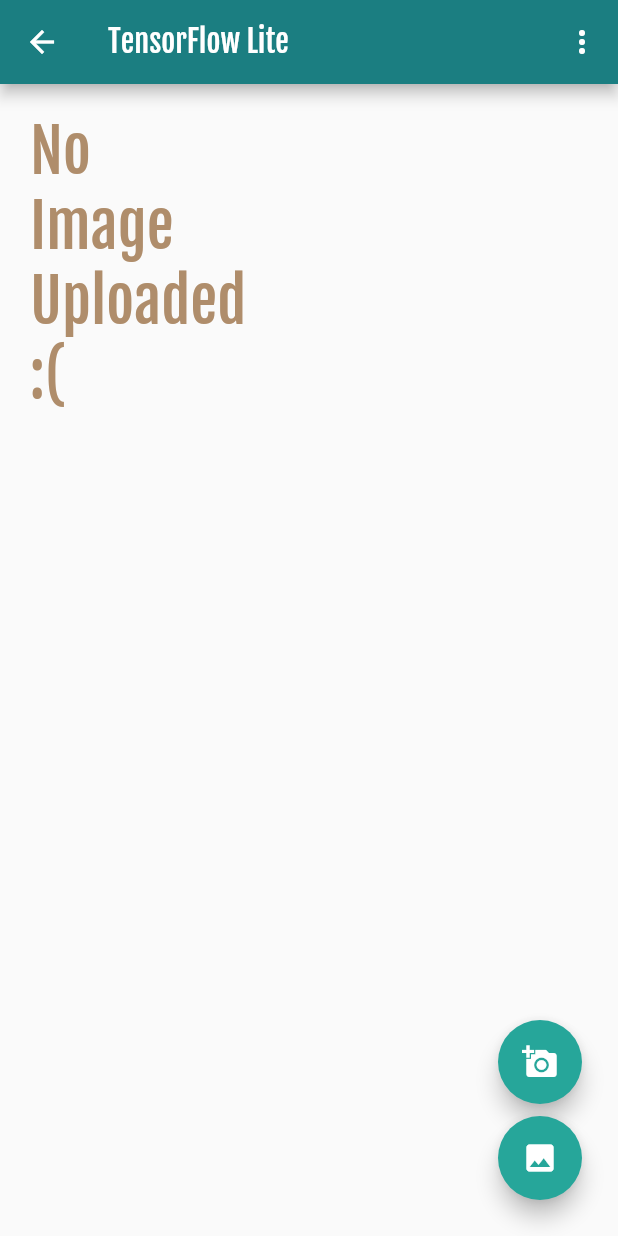
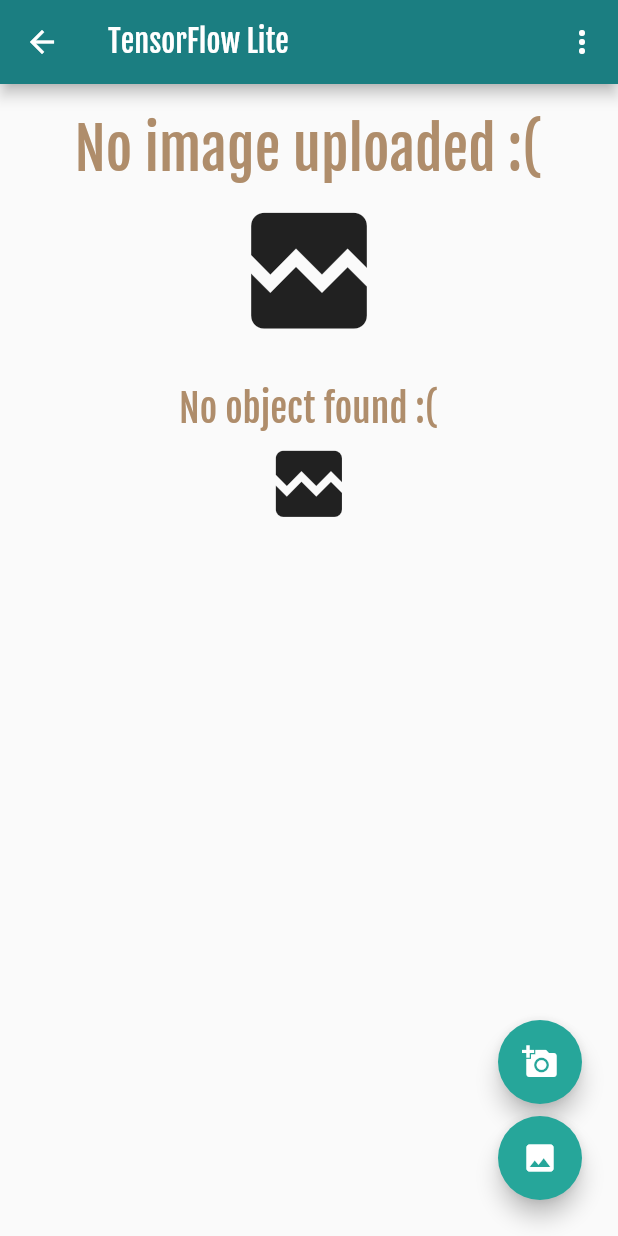
Before and after one commit to YvesLoic-zz/tflite, a Flutter app: the AllModels screen opened by its route, on a phone screen of 412 x 824 dp. Run offline on Flutter 3.47's test engine with Material 2 defaults, Android fonts, the light colour scheme and no system bars; our stand-ins replace camera, concentric_transition, image_picker; missing offline and left inert: tflite.

Commit message:
correction when close real time detection screen

```diff
--- a/lib/screens/all_models_screen.dart
+++ b/lib/screens/all_models_screen.dart
@@ -158,99 +158,10 @@ class _AllModelsState extends State<AllModels> {
     }
   }
 
-// renders boxes over our image along with its attributes
-  List<Widget> renderBoxes(Size screen) {
-    if (_recognitions == null) return [];
-    if (_imageHeight == null) return [];
-
-    double factorX = screen.width;
-    double factorY = _imageHeight! / _imageWidth! * screen.width;
-
-    List<dynamic> objects = [];
-    for (var x in _recognitions!) {
-      if (x['confidenceInClass'] < 0.4) {
-        break;
-      }
-      objects.add(x);
-    }
-    foundObjects = _recognitions!;
-    print('found $foundObjects');
-    return objects.map((re) {
-      print(
-          'renderBoxes ${re["detectedClass"]} ${(re["confidenceInClass"] * 100).toStringAsFixed(0)}%');
-      return FoundObject(
-          name: "${re["detectedClass"]}",
-          percent: "${(re["confidenceInClass"] * 100).toStringAsFixed(0)}%");
-      // return Positioned(
-      //   left: re["rect"]["x"] * factorX,
-      //   top: re["rect"]["y"] * factorY,
-      //   width: re["rect"]["w"] * factorX,
-      //   height: re["rect"]["h"] * factorY,
-      //   child: Container(
-      //     decoration: BoxDecoration(
-      //       borderRadius: const BorderRadius.all(Radius.circular(8.0)),
-      //       border: Border.all(
-      //         color: Colors.red,
-      //         width: 2,
-      //       ),
-      //     ),
-      //     child: Text(
-      //       "${re["detectedClass"]} ${(re["confidenceInClass"] * 100).toStringAsFixed(0)}%",
-      //       style: TextStyle(
-      //         background: Paint()..color = Colors.red,
-      //         color: Colors.white,
-      //         fontSize: 12.0,
-      //       ),
-      //     ),
-      //   ),
-      // );
-    }).toList();
-  }
-
 // stacks are used to display boxes over an image
   @override
   Widget build(BuildContext context) {
     Size size = MediaQuery.of(context).size;
-    List<Widget> stackChildren = [];
-
-    stackChildren.add(Positioned(
-      top: 0.0,
-      left: 0.0,
-      width: size.width,
-      child: _image == null
-          ? const Padding(
-              padding: EdgeInsets.all(20.0),
-              child: Text(
-                'No \nImage \nUploaded \n:(',
-                style: TextStyle(
-                  color: Color(0xffaf8d6b),
-                  fontSize: 40,
-                  fontFamily: 'FjallaOne',
-                ),
-              ),
-            )
-          : Container(
-              padding: const EdgeInsets.all(5.0),
-              height: size.height / 2.5,
-              decoration: BoxDecoration(
-                borderRadius: BorderRadius.circular(10.0),
-                image: DecorationImage(
-                  fit: BoxFit.cover,
-                  image: FileImage(_image!),
-                ),
-              ),
-            ),
-    ));
-
-    stackChildren.addAll(renderBoxes(size));
-
-    // if (_busy) {
-    //   stackChildren.add(const Opacity(
-    //     child: ModalBarrier(dismissible: false, color: Colors.grey),
-    //     opacity: 0.3,
-    //   ));
-    //   stackChildren.add(const Center(child: CircularProgressIndicator()));
-    // }
 
     return Scaffold(
       appBar: AppBar(
@@ -285,14 +196,29 @@ class _AllModelsState extends State<AllModels> {
         crossAxisAlignment: CrossAxisAlignment.start,
         children: [
           _image == null
-              ? const Padding(
-                  padding: EdgeInsets.all(20.0),
-                  child: Text(
-                    'No \nImage \nUploaded \n:(',
-                    style: TextStyle(
-                      color: Color(0xffaf8d6b),
-                      fontSize: 40,
-                      fontFamily: 'FjallaOne',
+              ? Padding(
+                  padding: const EdgeInsets.all(20.0),
+                  child: Center(
+                    child: Column(
+                      mainAxisSize: MainAxisSize.min,
+                      crossAxisAlignment: CrossAxisAlignment.center,
+                      children: [
+                        const Text(
+                          'No image uploaded :(',
+                          style: TextStyle(
+                            color: Color(0xffaf8d6b),
+                            fontSize: 38,
+                            fontFamily: 'FjallaOne',
+                          ),
+                        ),
+                        const SizedBox(
+                          height: 5.0,
+                        ),
+                        Icon(
+                          Icons.broken_image,
+                          size: size.width / 4,
+                        )
+                      ],
                     ),
                   ),
                 )
@@ -311,7 +237,7 @@ class _AllModelsState extends State<AllModels> {
           const SizedBox(
             height: 5.0,
           ),
-          _image != null
+          _image != null && foundObjects.isNotEmpty
               ? Expanded(
                   child: SingleChildScrollView(
                     physics: const BouncingScrollPhysics(),
@@ -329,8 +255,28 @@ class _AllModelsState extends State<AllModels> {
                     ),
                   ),
                 )
-              : const SizedBox(
-                  height: 5.0,
+              : Center(
+                  child: Column(
+                    mainAxisSize: MainAxisSize.min,
+                    crossAxisAlignment: CrossAxisAlignment.center,
+                    children: [
+                      const Text(
+                        'No object found :(',
+                        style: TextStyle(
+                          color: Color(0xffaf8d6b),
+                          fontSize: 25,
+                          fontFamily: 'FjallaOne',
+                        ),
+                      ),
+                      const SizedBox(
+                        height: 5.0,
+                      ),
+                      Icon(
+                        Icons.broken_image,
+                        size: size.width / 7,
+                      )
+                    ],
+                  ),
                 ),
         ],
       ),
```
Also changed, not shown: lib/screens/camera_screen.dart (+45 -109 lines).
